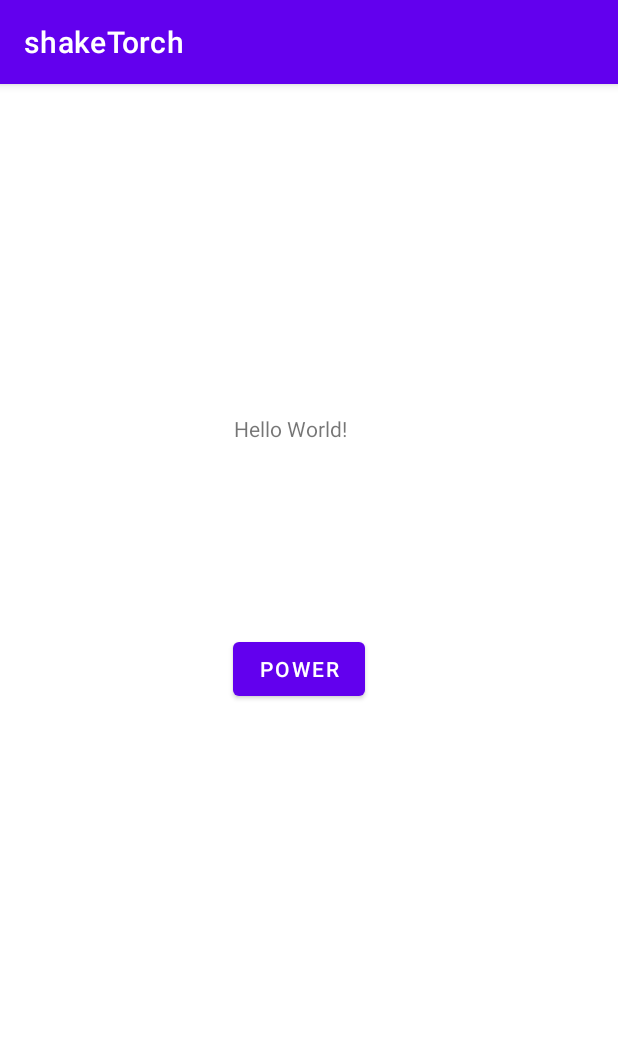
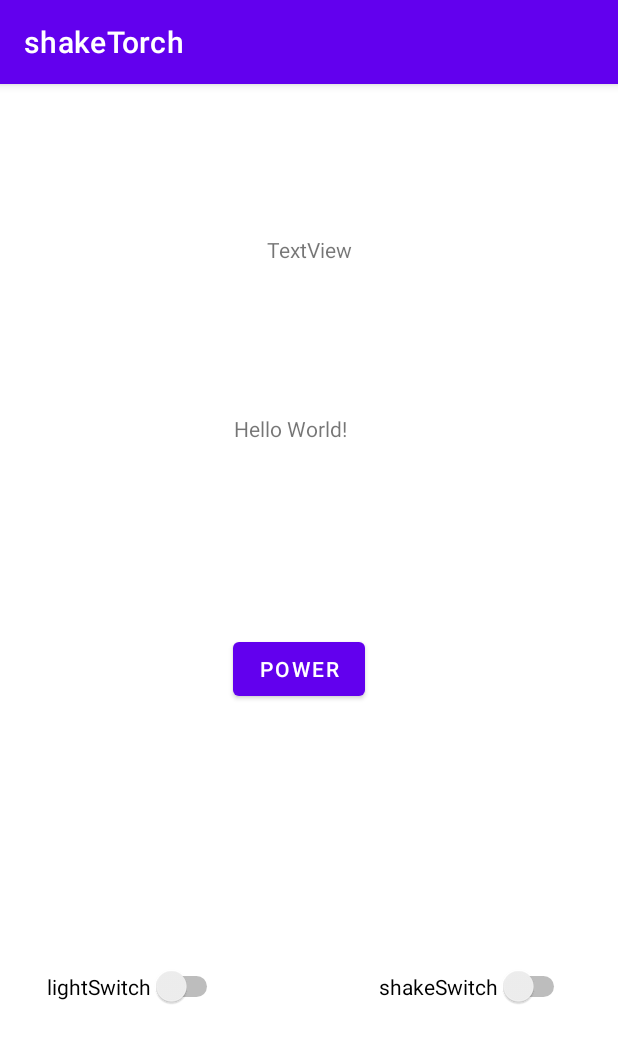
Before and after one commit to mariferi/shakeTorch, an Android app: the screen it shows after launch (MainActivity), on a phone screen of 412 x 824 dp. Shown: the top 1043 px of the screen. Run offline under Robolectric (Android 15) with nearby library versions, the phone set to English and light mode, and no system bars.

Commit message:
almost done

```diff
--- a/app/src/main/java/hu/unideb/shaketorch/CameraSensorEventListener.java
+++ /dev/null
@@ -1,26 +0,0 @@
-package hu.unideb.shaketorch;
-
-import android.hardware.Sensor;
-import android.hardware.SensorEvent;
-import android.hardware.SensorEventListener;
-import android.widget.TextView;
-
-public class CameraSensorEventListener implements SensorEventListener {
-    private TextView tv;
-
-    public void setTv(TextView tv) {
-        this.tv = tv;
-    }
-
-
-
-    @Override
-    public void onSensorChanged(SensorEvent sensorEvent) {
-
-    }
-
-    @Override
-    public void onAccuracyChanged(Sensor sensor, int i) {
-        //TODO
-    }
-}
--- a/app/src/main/java/hu/unideb/shaketorch/MainActivity.java
+++ b/app/src/main/java/hu/unideb/shaketorch/MainActivity.java
@@ -4,29 +4,36 @@ import androidx.appcompat.app.AppCompatActivity;
 
 import android.content.Context;
 import android.hardware.Sensor;
-import android.hardware.SensorEventListener;
 import android.hardware.SensorManager;
+import android.hardware.camera2.CameraAccessException;
+import android.hardware.camera2.CameraManager;
 import android.os.Bundle;
-import android.text.method.ScrollingMovementMethod;
-import android.widget.ImageButton;
+import android.widget.Button;
+import android.widget.Switch;
 import android.widget.TextView;
-
-import java.util.List;
 
 public class MainActivity extends AppCompatActivity {
 
     private SensorManager sensorManager;
-    private TextView tv;
+    private TextView sTV;
+    private TextView lTV;
+
+    //Settings
+    public Boolean shake_on;
+    public Boolean light_on;
 
     //Shake Sensor
     private  ShakeSensorEventListener shakeEL=new ShakeSensorEventListener();
     private  Sensor mShake;
 
     //flashlight
-    private CameraSensorEventListener cameraEL=new CameraSensorEventListener();
-    private Sensor mCam;
-    private ImageButton powerButton;
-    private boolean flashLightState;
+    private CameraManager cameraManager;
+    private String cameraID;
+    private boolean flashState=false;
+    //private ImageButton powerButton;
+    private Button powerButton;
+    private Switch light_sw;
+    private Switch shake_sw;
 
     //Light sensor
     private LightSensorEventListener lightEL = new LightSensorEventListener();
@@ -36,8 +43,12 @@ public class MainActivity extends AppCompatActivity {
     protected void onCreate(Bundle savedInstanceState) {
         super.onCreate(savedInstanceState);
         setContentView(R.layout.activity_main);
-        sensorManager = (SensorManager)  getSystemService(Context.SENSOR_SERVICE);
-        tv = findViewById(R.id.infoTextView);
+        sensorManager = (SensorManager) getSystemService(Context.SENSOR_SERVICE);
+        sTV = findViewById(R.id.shakeTextView);
+        lTV = findViewById(R.id.lightTextView);
+        powerButton = findViewById(R.id.powerButton);
+        light_sw=findViewById(R.id.light_sw);
+        shake_sw=findViewById(R.id.shake_sw);
 
 
         //all sensors
@@ -45,36 +56,74 @@ public class MainActivity extends AppCompatActivity {
         //tv.setMovementMethod(new ScrollingMovementMethod());
         //tv.setText(sensorManager.getSensorList(Sensor.TYPE_ALL).toString());
 
-        //Light Sensor
-        //mLight = sensorManager.getDefaultSensor(Sensor.TYPE_LIGHT);
-        //sensorManager.registerListener(lightEL, mLight, SensorManager.SENSOR_DELAY_NORMAL);
-        //lightEL.setTv(tv);
+        //shake
+            mShake = sensorManager.getDefaultSensor(Sensor.TYPE_ACCELEROMETER);
+            sensorManager.registerListener(shakeEL, mShake, SensorManager.SENSOR_DELAY_NORMAL);
+            shakeEL.setTv(sTV);
+            shakeEL.setbtn(powerButton);
+
+        //light
+            mLight = sensorManager.getDefaultSensor(Sensor.TYPE_LIGHT);
+            sensorManager.registerListener(lightEL, mLight, SensorManager.SENSOR_DELAY_NORMAL);
+            lightEL.setTv(lTV);
+            lightEL.setbtn(powerButton);
 
 
-
-        // Listen for shakes
-        mShake = sensorManager.getDefaultSensor(Sensor.TYPE_ACCELEROMETER);
-        if (mShake != null) {
-            sensorManager.registerListener(shakeEL,mShake,SensorManager.SENSOR_DELAY_NORMAL);
-            shakeEL.setTv(tv);
-            if (shakeEL.shake){
-
-            }
-        }
-
     }
-
 
     @Override
     protected void onResume() {
         super.onResume();
-        //sensorManager.registerListener(lightEL, mLight, SensorManager.SENSOR_DELAY_NORMAL);
+        sensorManager.registerListener(lightEL, mLight, SensorManager.SENSOR_DELAY_NORMAL);
+        sensorManager.registerListener(shakeEL,mShake,SensorManager.SENSOR_DELAY_NORMAL);
     }
 
     @Override
     protected void onPause() {
         super.onPause();
-        //sensorManager.unregisterListener(lightEL);
+        sensorManager.unregisterListener(lightEL);
+        sensorManager.unregisterListener(shakeEL);
     }
 
+    public void shakeSwitched(android.view.View v){
+        if (!shake_on)
+            shake_on=true;
+        else
+            shake_on=false;
+    }
+
+    public void lightSwitched(android.view.View v){
+        if (!light_on)
+            light_on=true;
+        else
+            light_on=false;
+    }
+
+    public void powerButtonClicked(android.view.View v){
+        if (!flashState)
+            flashlighON();
+        else
+            flashlighOFF();
+    }
+
+    public  void flashlighON(){
+        cameraManager=(CameraManager)getSystemService(Context.CAMERA_SERVICE);
+        try {
+            cameraID=cameraManager.getCameraIdList()[0];
+            cameraManager.setTorchMode(cameraID,true);
+            flashState=true;
+        } catch (CameraAccessException e) {
+            e.printStackTrace();
+        }
+    }
+    public void flashlighOFF(){
+        cameraManager=(CameraManager)getSystemService(Context.CAMERA_SERVICE);
+        try {
+            cameraID=cameraManager.getCameraIdList()[0];
+            cameraManager.setTorchMode(cameraID,false);
+            flashState=false;
+        } catch (CameraAccessException e) {
+            e.printStackTrace();
+        }
+    }
 }
--- a/app/src/main/java/hu/unideb/shaketorch/ShakeSensorEventListener.java
+++ b/app/src/main/java/hu/unideb/shaketorch/ShakeSensorEventListener.java
@@ -5,17 +5,24 @@ import android.hardware.SensorEvent;
 import android.hardware.SensorEventListener;
 import android.hardware.SensorManager;
 import android.util.Log;
+import android.widget.Button;
 import android.widget.TextView;
+
 
 public class ShakeSensorEventListener implements SensorEventListener {
     private TextView tv;
+    private Button btn;
+    public Boolean shake=false;
 
+    public  void setbtn(Button btn){
+        this.btn=btn;
+    }
     public void setTv(TextView tv) {
         this.tv = tv;
     }
-    public  boolean shake =false;
+
     // variables for shake detection
-    private static final float SHAKE_THRESHOLD = 3.25f; // m/S**2
+    private static final float SHAKE_THRESHOLD = 4.25f; // m/S**2;3.25f
     private static final int MIN_TIME_BETWEEN_SHAKES_MILLISECS = 1000;
     private long mLastShakeTime;
 
@@ -33,11 +40,12 @@ public class ShakeSensorEventListener implements SensorEventListener {
                         Math.pow(y, 2) +
                         Math.pow(z, 2)) - SensorManager.GRAVITY_EARTH;
                 shake=false;
-                tv.setText("Acceleration is " + acceleration + "m/s^2");//No Shake
+                tv.setText(shake.toString());//No Shake
                 if (acceleration > SHAKE_THRESHOLD) {
                     mLastShakeTime = curTime;
                     shake=true;
-                    tv.setText( "Shake, Rattle, and Roll");//Shake
+                    btn.callOnClick();
+                   tv.setText(shake.toString());//Shake
                 }
             }
         }
@@ -47,4 +55,6 @@ public class ShakeSensorEventListener implements SensorEventListener {
     public void onAccuracyChanged(Sensor sensor, int i) {
         //TODO
     }
+
+
 }
--- a/app/src/main/res/layout/activity_main.xml
+++ b/app/src/main/res/layout/activity_main.xml
@@ -7,7 +7,7 @@
     tools:context=".MainActivity">
 
     <TextView
-        android:id="@+id/infoTextView"
+        android:id="@+id/shakeTextView"
         android:layout_width="wrap_content"
         android:layout_height="wrap_content"
         android:layout_marginTop="220dp"
@@ -22,11 +22,47 @@
         android:layout_width="wrap_content"
         android:layout_height="wrap_content"
         android:layout_marginBottom="228dp"
+        android:onClick="powerButtonClicked"
         android:text="Power"
         app:layout_constraintBottom_toBottomOf="parent"
         app:layout_constraintEnd_toEndOf="parent"
         app:layout_constraintHorizontal_bias="0.479"
         app:layout_constraintStart_toStartOf="parent"
-        app:layout_constraintTop_toBottomOf="@+id/infoTextView" />
+        app:layout_constraintTop_toBottomOf="@+id/shakeTextView" />
+
+    <TextView
+        android:id="@+id/lightTextView"
+        android:layout_width="wrap_content"
+        android:layout_height="wrap_content"
+        android:text="TextView"
+        app:layout_constraintBottom_toTopOf="@+id/shakeTextView"
+        app:layout_constraintEnd_toEndOf="parent"
+        app:layout_constraintStart_toStartOf="parent"
+        app:layout_constraintTop_toTopOf="parent" />
+
+    <Switch
+        android:id="@+id/light_sw"
+        android:layout_width="wrap_content"
+        android:layout_height="wrap_content"
+        android:onClick="lightSwitched"
+        android:text="lightSwitch"
+        app:layout_constraintBottom_toBottomOf="parent"
+        app:layout_constraintEnd_toStartOf="@+id/shake_sw"
+        app:layout_constraintHorizontal_bias="0.233"
+        app:layout_constraintStart_toStartOf="parent"
+        app:layout_constraintTop_toBottomOf="@+id/powerButton"
+        app:layout_constraintVertical_bias="0.533" />
+
+    <Switch
+        android:id="@+id/shake_sw"
+        android:layout_width="wrap_content"
+        android:layout_height="wrap_content"
+        android:layout_marginEnd="32dp"
+        android:onClick="shakeSwitched"
+        android:text="shakeSwitch"
+        app:layout_constraintBottom_toBottomOf="parent"
+        app:layout_constraintEnd_toEndOf="parent"
+        app:layout_constraintTop_toBottomOf="@+id/powerButton"
+        app:layout_constraintVertical_bias="0.533" />
 
 </androidx.constraintlayout.widget.ConstraintLayout>
```
Also changed, not shown: app/src/main/java/hu/unideb/shaketorch/LightSensorEventListener.java (+23 -11 lines).
